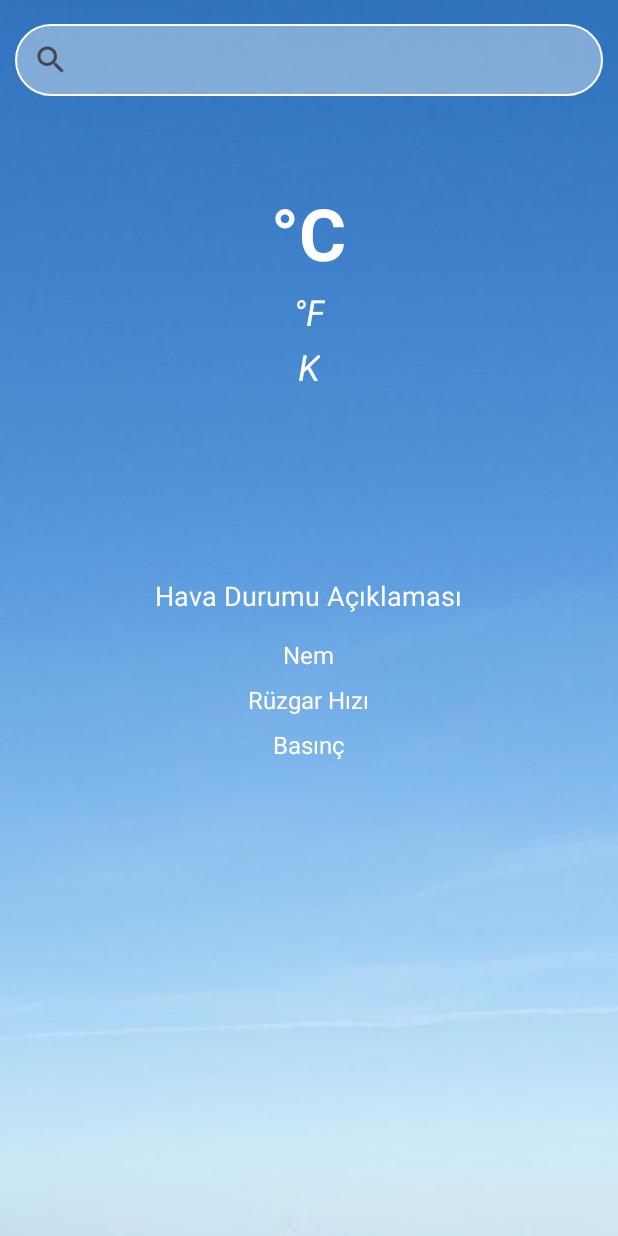
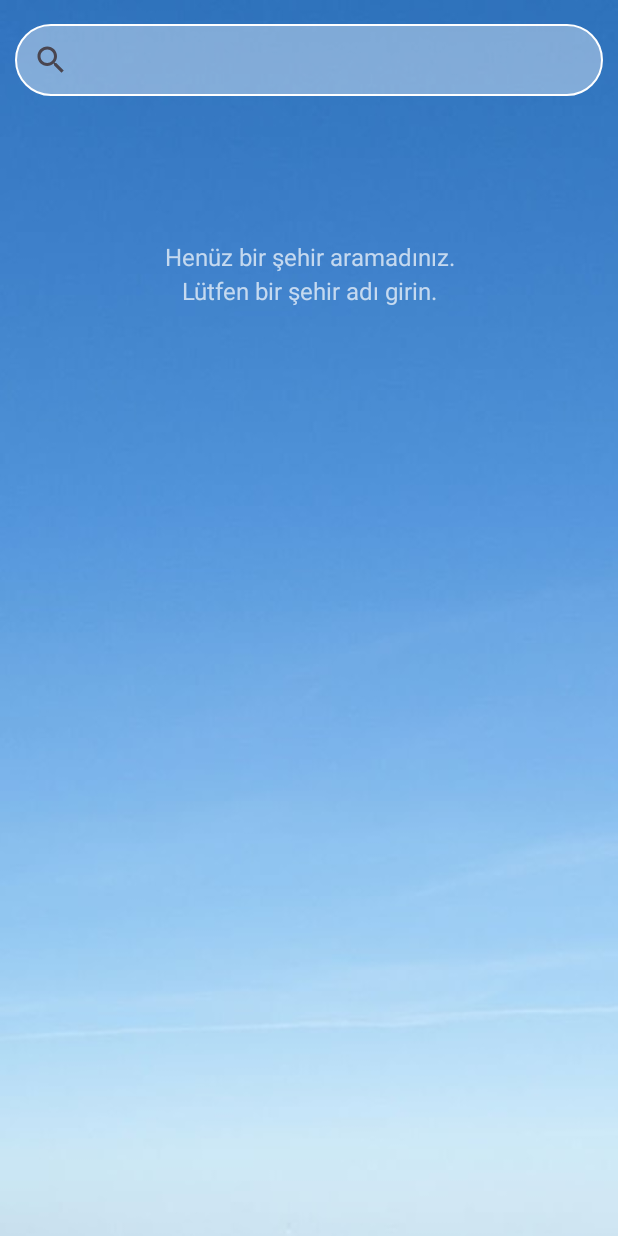
Before and after one commit to esrakmas/HavaDurumuUygulamasi, an Android app: the screen it shows after launch (MainActivity), on a phone screen of 412 x 824 dp. Run offline under Robolectric (Android 15) with nearby library versions, the phone set to English and light mode, and no system bars.

Commit message:
tvPromptMessage ve weatherData visibility değerlerini MainActivityde güncelledim

```diff
--- a/app/src/main/java/com/example/havadurumuuygulamasi/MainActivity.kt
+++ b/app/src/main/java/com/example/havadurumuuygulamasi/MainActivity.kt
@@ -3,6 +3,7 @@ package com.example.havadurumuuygulamasi
 import android.content.Context
 import android.os.Bundle
 import android.util.Log
+import android.view.View
 import android.view.inputmethod.InputMethodManager
 import android.widget.SearchView
 import androidx.activity.enableEdgeToEdge
@@ -69,8 +70,10 @@ class MainActivity : AppCompatActivity() {
         if (lastSearchedCity != null) {
             binding.searchView.setQuery(lastSearchedCity, false)
 
+
             // son aramaya göre vevrileri geitr
             fetchWeatherData(apiKey, lastSearchedCity)
+
         }
 
         //kalvye kapansın diyr
@@ -220,7 +223,13 @@ class MainActivity : AppCompatActivity() {
                             "Rüzgar Hızı: ${weatherResponse?.wind?.speed} m/s"
                         binding.tvPressure.text = "Basınç: ${weatherResponse?.main?.pressure} hPa"
 
+                        //veriler gelince layout görünürlüğü aç tv kaldır
+                        binding.weatherData.visibility=View.VISIBLE
+                        binding.tvPromptMessage.visibility=View.GONE
+
                     }
+
+
                 }
 
                 override fun onFailure(call: Call<WeatherResponse>, t: Throwable) {
--- a/app/src/main/res/layout/activity_main.xml
+++ b/app/src/main/res/layout/activity_main.xml
@@ -16,126 +16,138 @@
         android:layout_alignParentStart="true"
         android:layout_alignParentTop="true"
         android:layout_alignParentEnd="true"
+        android:layout_marginStart="10dp"
         android:layout_marginTop="16dp"
-        android:layout_marginStart="10dp"
         android:layout_marginEnd="10dp"
         android:background="@drawable/searcviwe_bg"
         android:queryHint="Şehir adı girin"
         android:textSize="16sp"
-        app:iconifiedByDefault="false"
-        >
+        app:iconifiedByDefault="false">
 
     </SearchView>
 
+    <TextView
+        android:id="@+id/tvPromptMessage"
+        android:layout_width="match_parent"
+        android:layout_height="wrap_content"
+        android:text="Henüz bir şehir aramadınız.\nLütfen bir şehir adı girin."
+        android:textSize="16sp"
+        android:textColor="#B2FFFFFF"
+        android:layout_centerInParent="true"
+        android:layout_marginTop="80dp"
+        android:layout_below="@id/searchView"
+        android:gravity="center"
+        android:lineSpacingExtra="4dp"
+        android:padding="16dp" />
 
+    <LinearLayout
+        android:id="@+id/weatherData"
+        android:layout_width="match_parent"
+        android:layout_height="wrap_content"
+        android:layout_below="@id/searchView"
+        android:layout_marginTop="80dp"
+        android:orientation="vertical"
+        android:visibility="invisible"
+        tools:visibility="invisible">
 
         <TextView
             android:id="@+id/tvCityName"
             android:layout_width="wrap_content"
             android:layout_height="wrap_content"
+            android:layout_gravity="center_horizontal"
+            android:layout_marginTop="16dp"
+            android:text="sehir ismi"
+            android:textColor="@color/white"
             android:textSize="24sp"
-        android:textStyle="bold"
-        android:textColor="@color/white"
-        android:layout_below="@id/searchView"
-        android:layout_centerHorizontal="true"
-        android:layout_marginTop="16dp"/>
+            android:textStyle="bold" />
 
-    <!-- Buraya celcius gelsin diğer değerleri altta ekliycem -->
         <TextView
             android:id="@+id/tvTemperatureCelcius"
             android:layout_width="wrap_content"
             android:layout_height="wrap_content"
+            android:layout_gravity="center_horizontal"
+            android:layout_marginTop="10dp"
             android:text="°C"
+            android:textColor="@color/white"
             android:textSize="48sp"
-        android:textStyle="bold"
-        android:textColor="@color/white"
-        android:layout_below="@id/tvCityName"
-        android:layout_centerHorizontal="true"
-        android:layout_marginTop="10dp"
-        />
-    <!-- Sıcaklık (Fahrenheit) -->
+            android:textStyle="bold" />
+
         <TextView
             android:id="@+id/tvTemperatureFahrenheit"
             android:layout_width="wrap_content"
             android:layout_height="wrap_content"
+            android:layout_gravity="center_horizontal"
+            android:layout_marginTop="4dp"
             android:text="°F"
+            android:textColor="@color/white"
             android:textSize="24sp"
-        android:textStyle="italic"
-        android:textColor="@color/white"
-        android:layout_below="@id/tvTemperatureCelcius"
-        android:layout_centerHorizontal="true"
-        android:layout_marginTop="4dp"/>
+            android:textStyle="italic" />
 
-    <!-- Sıcaklık (Kelvin) -->
         <TextView
             android:id="@+id/tvTemperatureKelvin"
             android:layout_width="wrap_content"
             android:layout_height="wrap_content"
+            android:layout_gravity="center_horizontal"
+            android:layout_marginTop="4dp"
             android:text="K"
+            android:textColor="@color/white"
             android:textSize="24sp"
-        android:textStyle="italic"
-        android:textColor="@color/white"
-        android:layout_below="@id/tvTemperatureFahrenheit"
-        android:layout_centerHorizontal="true"
-        android:layout_marginTop="4dp"/>
+            android:textStyle="italic" />
 
-
-    <!-- Hava Durumu İkonu -->
         <ImageView
             android:id="@+id/ivWeatherIcon"
             android:layout_width="100dp"
             android:layout_height="100dp"
-        android:layout_below="@id/tvTemperatureKelvin"
-        android:layout_centerHorizontal="true"
-        android:layout_marginTop="16dp"
-        />
+            android:layout_gravity="center_horizontal"
+            android:layout_marginTop="16dp" />
 
         <TextView
             android:id="@+id/tvWeatherDescription"
             android:layout_width="wrap_content"
             android:layout_height="wrap_content"
+            android:layout_gravity="center"
+            android:layout_marginTop="8dp"
             android:text="Hava Durumu Açıklaması"
-        android:textSize="18sp"
             android:textColor="@color/white"
-        android:layout_below="@id/ivWeatherIcon"
-        android:layout_centerHorizontal="true"
-        android:layout_marginTop="8dp"/>
+            android:textSize="18sp" />
 
         <LinearLayout
             android:layout_width="match_parent"
             android:layout_height="wrap_content"
+            android:layout_marginTop="16dp"
             android:orientation="vertical"
-        android:layout_below="@id/tvWeatherDescription"
-        android:layout_marginTop="16dp"
-        android:layout_centerHorizontal="true">
+
+            >
 
             <TextView
                 android:id="@+id/tvHumidity"
                 android:layout_width="wrap_content"
                 android:layout_height="wrap_content"
+                android:layout_gravity="center_horizontal"
+                android:layout_marginBottom="8dp"
                 android:text="Nem"
-            android:textSize="16sp"
                 android:textColor="@color/white"
-            android:layout_marginBottom="8dp"
-            android:layout_gravity="center_horizontal" />
+                android:textSize="16sp" />
 
             <TextView
                 android:id="@+id/tvWindSpeed"
                 android:layout_width="wrap_content"
                 android:layout_height="wrap_content"
+                android:layout_gravity="center_horizontal"
+                android:layout_marginBottom="8dp"
                 android:text="Rüzgar Hızı"
-            android:textSize="16sp"
                 android:textColor="@color/white"
-            android:layout_marginBottom="8dp"
-            android:layout_gravity="center_horizontal" />
+                android:textSize="16sp" />
 
             <TextView
                 android:id="@+id/tvPressure"
                 android:layout_width="wrap_content"
                 android:layout_height="wrap_content"
+                android:layout_gravity="center_horizontal"
                 android:text="Basınç"
-            android:textSize="16sp"
                 android:textColor="@color/white"
-            android:layout_gravity="center_horizontal" />
+                android:textSize="16sp" />
         </LinearLayout>
+    </LinearLayout>
+
 </RelativeLayout>
```
Lines whose indentation alone changed are shown as unchanged.
